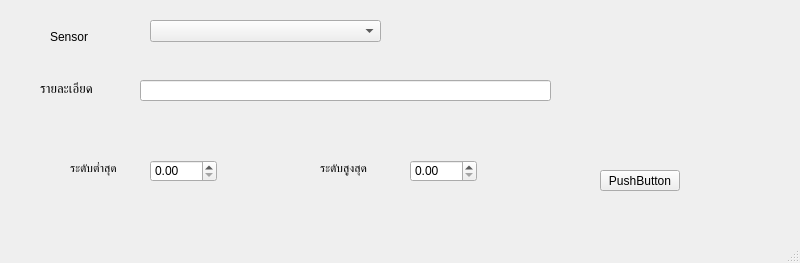
The window that frmsensor.ui (eploentham/TimerWater) describes before a commit, drawn with Qt 5.
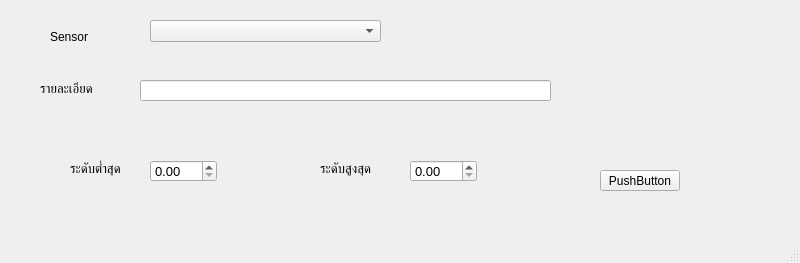
The same window after the commit.

```diff
--- a/frmsensor.ui
+++ b/frmsensor.ui
@@ -56,6 +56,11 @@
       <height>22</height>
      </rect>
     </property>
+    <property name="font">
+     <font>
+      <pointsize>10</pointsize>
+     </font>
+    </property>
    </widget>
    <widget class="QLabel" name="label_2">
     <property name="geometry">
@@ -66,6 +71,11 @@
       <height>16</height>
      </rect>
     </property>
+    <property name="font">
+     <font>
+      <pointsize>10</pointsize>
+     </font>
+    </property>
     <property name="text">
      <string>ระดับต่ำสุด</string>
     </property>
@@ -79,6 +89,11 @@
       <height>16</height>
      </rect>
     </property>
+    <property name="font">
+     <font>
+      <pointsize>10</pointsize>
+     </font>
+    </property>
     <property name="text">
      <string>ระดับสูงสุด</string>
     </property>
@@ -92,6 +107,11 @@
       <height>22</height>
      </rect>
     </property>
+    <property name="font">
+     <font>
+      <pointsize>10</pointsize>
+     </font>
+    </property>
    </widget>
    <widget class="QPushButton" name="pushButton">
     <property name="geometry">
```
Left out of the diff: 2 changed lines with no effect on the pictures.
